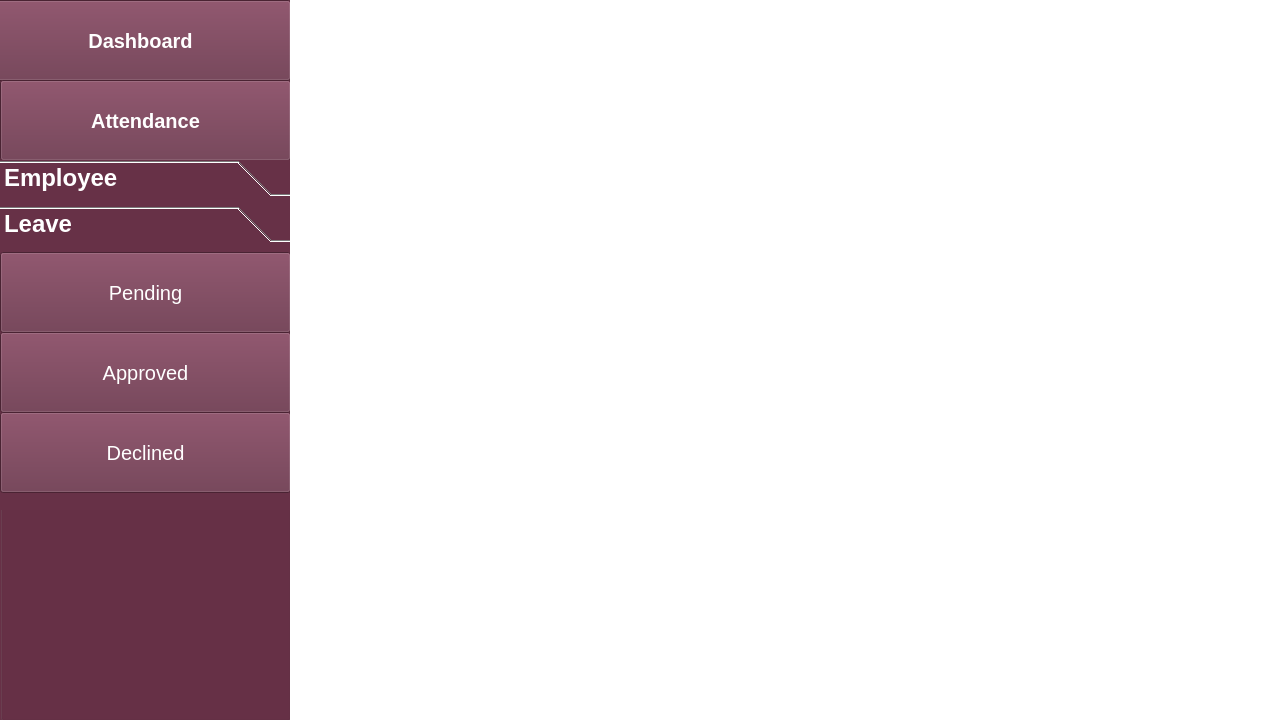
Old version of the form Home.ui in the repository Hammad-Ali-Asif/AEMS.
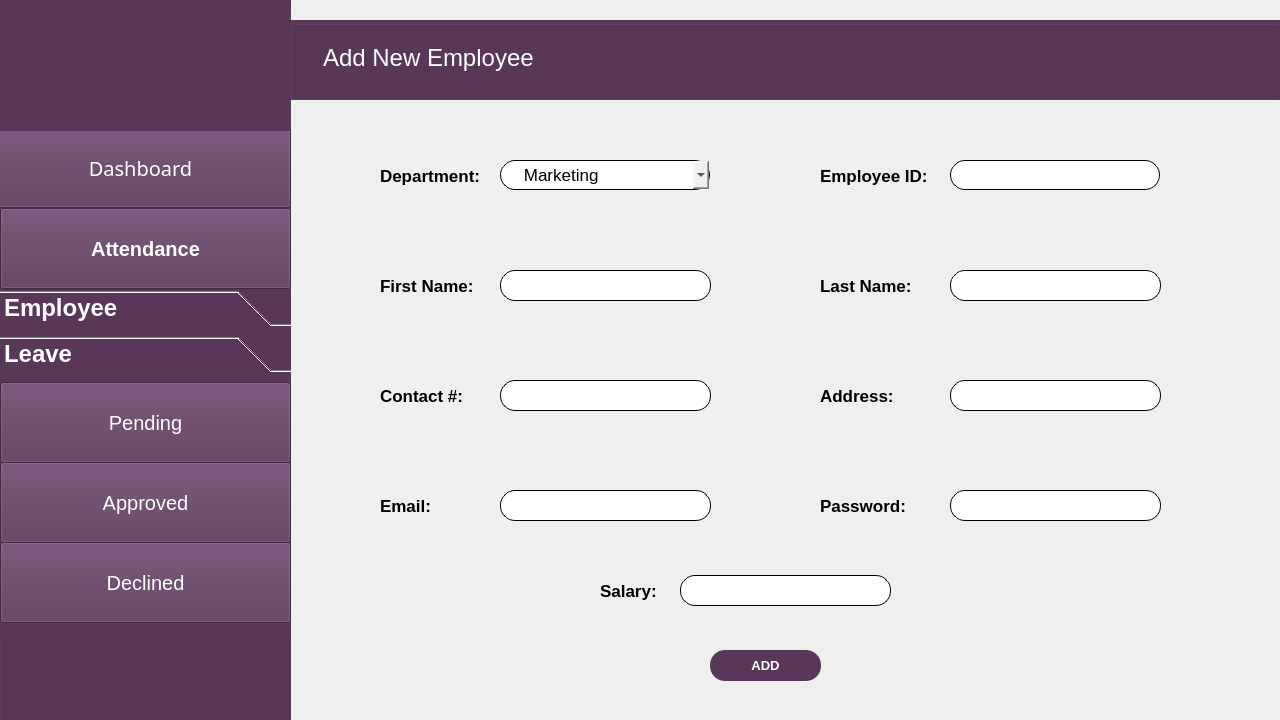
New version of the form. Icons and pictures are not drawn.

```diff
--- a/Home.ui
+++ b/Home.ui
@@ -36,7 +36,7 @@
      </rect>
     </property>
     <property name="styleSheet">
-     <string notr="true">background-color: rgb(103, 49, 71);</string>
+     <string notr="true">background-color: rgb(88, 55, 89);</string>
     </property>
     <property name="title">
      <string>GroupBox</string>
@@ -45,16 +45,18 @@
      <property name="geometry">
       <rect>
        <x>-10</x>
-       <y>10</y>
+       <y>137</y>
        <width>301</width>
        <height>81</height>
       </rect>
      </property>
      <property name="font">
       <font>
+       <family>Book Antiqua</family>
        <pointsize>15</pointsize>
-       <weight>75</weight>
-       <bold>true</bold>
+       <weight>50</weight>
+       <italic>false</italic>
+       <bold>false</bold>
       </font>
      </property>
      <property name="cursor">
@@ -81,7 +83,7 @@
      <property name="geometry">
       <rect>
        <x>0</x>
-       <y>90</y>
+       <y>218</y>
        <width>291</width>
        <height>81</height>
       </rect>
@@ -129,7 +131,7 @@
      <property name="geometry">
       <rect>
        <x>0</x>
-       <y>170</y>
+       <y>300</y>
        <width>291</width>
        <height>350</height>
       </rect>
@@ -397,28 +399,505 @@
       </widget>
      </widget>
     </widget>
+    <widget class="QLabel" name="Logo">
+     <property name="geometry">
+      <rect>
+       <x>0</x>
+       <y>10</y>
+       <width>290</width>
+       <height>131</height>
+      </rect>
+     </property>
+     <property name="text">
+      <string/>
+     </property>
+     <property name="pixmap">
+      <pixmap>Images/logo.png</pixmap>
+     </property>
+     <property name="scaledContents">
+      <bool>true</bool>
+     </property>
+    </widget>
    </widget>
    <widget class="QStackedWidget" name="stackedWidget">
     <property name="enabled">
-     <bool>false</bool>
+     <bool>true</bool>
     </property>
     <property name="geometry">
      <rect>
       <x>290</x>
       <y>0</y>
-      <width>991</width>
-      <height>721</height>
+      <width>990</width>
+      <height>720</height>
      </rect>
     </property>
+    <property name="minimumSize">
+     <size>
+      <width>990</width>
+      <height>720</height>
+     </size>
+    </property>
     <property name="currentIndex">
-     <number>0</number>
+     <number>2</number>
     </property>
     <widget class="QWidget" name="dashboard_page">
      <property name="styleSheet">
       <string notr="true">background-color: rgb(255, 255, 255);</string>
      </property>
     </widget>
-    <widget class="QWidget" name="page_2"/>
+    <widget class="QWidget" name="Employeelist_page">
+     <widget class="QGroupBox" name="title_bar_3">
+      <property name="geometry">
+       <rect>
+        <x>0</x>
+        <y>40</y>
+        <width>991</width>
+        <height>80</height>
+       </rect>
+      </property>
+      <property name="styleSheet">
+       <string notr="true">background-color: rgb(88, 55, 89);</string>
+      </property>
+      <property name="title">
+       <string/>
+      </property>
+      <widget class="QLabel" name="new_employee_text_2">
+       <property name="geometry">
+        <rect>
+         <x>33</x>
+         <y>22</y>
+         <width>261</width>
+         <height>31</height>
+        </rect>
+       </property>
+       <property name="font">
+        <font>
+         <pointsize>18</pointsize>
+        </font>
+       </property>
+       <property name="styleSheet">
+        <string notr="true">color: rgb(255, 255, 255);</string>
+       </property>
+       <property name="text">
+        <string>List of Employess</string>
+       </property>
+      </widget>
+     </widget>
+    </widget>
+    <widget class="QWidget" name="AddEmployee_Page">
+     <widget class="QGroupBox" name="title_bar_2">
+      <property name="geometry">
+       <rect>
+        <x>0</x>
+        <y>20</y>
+        <width>991</width>
+        <height>80</height>
+       </rect>
+      </property>
+      <property name="styleSheet">
+       <string notr="true">background-color: rgb(88, 55, 89);</string>
+      </property>
+      <property name="title">
+       <string/>
+      </property>
+      <widget class="QLabel" name="new_employee_text">
+       <property name="geometry">
+        <rect>
+         <x>33</x>
+         <y>22</y>
+         <width>261</width>
+         <height>31</height>
+        </rect>
+       </property>
+       <property name="font">
+        <font>
+         <pointsize>18</pointsize>
+        </font>
+       </property>
+       <property name="styleSheet">
+        <string notr="true">color: rgb(255, 255, 255);</string>
+       </property>
+       <property name="text">
+        <string>Add New Employee</string>
+       </property>
+      </widget>
+     </widget>
+     <widget class="QComboBox" name="Department">
+      <property name="geometry">
+       <rect>
+        <x>210</x>
+        <y>160</y>
+        <width>210</width>
+        <height>30</height>
+       </rect>
+      </property>
+      <property name="font">
+       <font>
+        <pointsize>13</pointsize>
+       </font>
+      </property>
+      <property name="styleSheet">
+       <string notr="true">border:1px solid;
+border-radius:15px;</string>
+      </property>
+      <item>
+       <property name="text">
+        <string>    Marketing</string>
+       </property>
+      </item>
+      <item>
+       <property name="text">
+        <string>    Accounts</string>
+       </property>
+      </item>
+      <item>
+       <property name="text">
+        <string>    Sales</string>
+       </property>
+      </item>
+      <item>
+       <property name="text">
+        <string>    Finance</string>
+       </property>
+      </item>
+      <item>
+       <property name="text">
+        <string>    Research</string>
+       </property>
+      </item>
+     </widget>
+     <widget class="QLineEdit" name="Employee_id">
+      <property name="geometry">
+       <rect>
+        <x>660</x>
+        <y>160</y>
+        <width>210</width>
+        <height>30</height>
+       </rect>
+      </property>
+      <property name="styleSheet">
+       <string notr="true">border:1px solid;
+border-radius:15px;
+</string>
+      </property>
+     </widget>
+     <widget class="QLineEdit" name="Contact">
+      <property name="geometry">
+       <rect>
+        <x>210</x>
+        <y>380</y>
+        <width>211</width>
+        <height>31</height>
+       </rect>
+      </property>
+      <property name="styleSheet">
+       <string notr="true">border:1px solid;
+border-radius:15px;
+</string>
+      </property>
+     </widget>
+     <widget class="QLineEdit" name="Lname">
+      <property name="geometry">
+       <rect>
+        <x>660</x>
+        <y>270</y>
+        <width>211</width>
+        <height>31</height>
+       </rect>
+      </property>
+      <property name="styleSheet">
+       <string notr="true">border:1px solid;
+border-radius:15px;
+</string>
+      </property>
+     </widget>
+     <widget class="QLineEdit" name="Fname">
+      <property name="geometry">
+       <rect>
+        <x>210</x>
+        <y>270</y>
+        <width>211</width>
+        <height>31</height>
+       </rect>
+      </property>
+      <property name="styleSheet">
+       <string notr="true">border:1px solid;
+border-radius:15px;
+</string>
+      </property>
+     </widget>
+     <widget class="QLineEdit" name="Address">
+      <property name="geometry">
+       <rect>
+        <x>660</x>
+        <y>380</y>
+        <width>211</width>
+        <height>31</height>
+       </rect>
+      </property>
+      <property name="styleSheet">
+       <string notr="true">border:1px solid;
+border-radius:15px;
+</string>
+      </property>
+     </widget>
+     <widget class="QLineEdit" name="Email">
+      <property name="geometry">
+       <rect>
+        <x>210</x>
+        <y>490</y>
+        <width>211</width>
+        <height>31</height>
+       </rect>
+      </property>
+      <property name="styleSheet">
+       <string notr="true">border:1px solid;
+border-radius:15px;
+</string>
+      </property>
+     </widget>
+     <widget class="QLineEdit" name="password">
+      <property name="geometry">
+       <rect>
+        <x>660</x>
+        <y>490</y>
+        <width>211</width>
+        <height>31</height>
+       </rect>
+      </property>
+      <property name="styleSheet">
+       <string notr="true">border:1px solid;
+border-radius:15px;
+</string>
+      </property>
+      <property name="echoMode">
+       <enum>QLineEdit::Password</enum>
+      </property>
+     </widget>
+     <widget class="QLabel" name="Department_Text">
+      <property name="geometry">
+       <rect>
+        <x>90</x>
+        <y>165</y>
+        <width>111</width>
+        <height>21</height>
+       </rect>
+      </property>
+      <property name="font">
+       <font>
+        <pointsize>13</pointsize>
+        <weight>75</weight>
+        <bold>true</bold>
+       </font>
+      </property>
+      <property name="text">
+       <string>Department:</string>
+      </property>
+     </widget>
+     <widget class="QLabel" name="Employee_id_text">
+      <property name="geometry">
+       <rect>
+        <x>530</x>
+        <y>165</y>
+        <width>121</width>
+        <height>21</height>
+       </rect>
+      </property>
+      <property name="font">
+       <font>
+        <pointsize>13</pointsize>
+        <weight>75</weight>
+        <bold>true</bold>
+       </font>
+      </property>
+      <property name="text">
+       <string>Employee ID:</string>
+      </property>
+     </widget>
+     <widget class="QLabel" name="Fname_text">
+      <property name="geometry">
+       <rect>
+        <x>90</x>
+        <y>275</y>
+        <width>101</width>
+        <height>21</height>
+       </rect>
+      </property>
+      <property name="font">
+       <font>
+        <pointsize>13</pointsize>
+        <weight>75</weight>
+        <bold>true</bold>
+       </font>
+      </property>
+      <property name="text">
+       <string>First Name:</string>
+      </property>
+     </widget>
+     <widget class="QLabel" name="Lname_text">
+      <property name="geometry">
+       <rect>
+        <x>530</x>
+        <y>275</y>
+        <width>101</width>
+        <height>21</height>
+       </rect>
+      </property>
+      <property name="font">
+       <font>
+        <pointsize>13</pointsize>
+        <weight>75</weight>
+        <bold>true</bold>
+       </font>
+      </property>
+      <property name="text">
+       <string>Last Name:</string>
+      </property>
+     </widget>
+     <widget class="QLabel" name="Contact_text">
+      <property name="geometry">
+       <rect>
+        <x>90</x>
+        <y>385</y>
+        <width>101</width>
+        <height>21</height>
+       </rect>
+      </property>
+      <property name="font">
+       <font>
+        <pointsize>13</pointsize>
+        <weight>75</weight>
+        <bold>true</bold>
+       </font>
+      </property>
+      <property name="text">
+       <string>Contact #:</string>
+      </property>
+     </widget>
+     <widget class="QLabel" name="Address_text">
+      <property name="geometry">
+       <rect>
+        <x>530</x>
+        <y>385</y>
+        <width>101</width>
+        <height>21</height>
+       </rect>
+      </property>
+      <property name="font">
+       <font>
+        <pointsize>13</pointsize>
+        <weight>75</weight>
+        <bold>true</bold>
+       </font>
+      </property>
+      <property name="text">
+       <string>Address:</string>
+      </property>
+     </widget>
+     <widget class="QLabel" name="Email_text">
+      <property name="geometry">
+       <rect>
+        <x>90</x>
+        <y>495</y>
+        <width>101</width>
+        <height>21</height>
+       </rect>
+      </property>
+      <property name="font">
+       <font>
+        <pointsize>13</pointsize>
+        <weight>75</weight>
+        <bold>true</bold>
+       </font>
+      </property>
+      <property name="text">
+       <string>Email:</string>
+      </property>
+     </widget>
+     <widget class="QLabel" name="Password_text">
+      <property name="geometry">
+       <rect>
+        <x>530</x>
+        <y>495</y>
+        <width>101</width>
+        <height>21</height>
+       </rect>
+      </property>
+      <property name="font">
+       <font>
+        <pointsize>13</pointsize>
+        <weight>75</weight>
+        <bold>true</bold>
+       </font>
+      </property>
+      <property name="text">
+       <string>Password:</string>
+      </property>
+     </widget>
+     <widget class="QPushButton" name="add_button">
+      <property name="geometry">
+       <rect>
+        <x>420</x>
+        <y>650</y>
+        <width>111</width>
+        <height>31</height>
+       </rect>
+      </property>
+      <property name="font">
+       <font>
+        <pointsize>10</pointsize>
+        <weight>75</weight>
+        <bold>true</bold>
+       </font>
+      </property>
+      <property name="cursor">
+       <cursorShape>PointingHandCursor</cursorShape>
+      </property>
+      <property name="styleSheet">
+       <string notr="true">border-radius:15px;
+background-color: rgb(88, 55, 89);
+color: rgb(255, 255, 255);</string>
+      </property>
+      <property name="text">
+       <string>ADD</string>
+      </property>
+     </widget>
+     <widget class="QLabel" name="Salary_text">
+      <property name="geometry">
+       <rect>
+        <x>310</x>
+        <y>580</y>
+        <width>101</width>
+        <height>21</height>
+       </rect>
+      </property>
+      <property name="font">
+       <font>
+        <pointsize>13</pointsize>
+        <weight>75</weight>
+        <bold>true</bold>
+       </font>
+      </property>
+      <property name="text">
+       <string>Salary:</string>
+      </property>
+     </widget>
+     <widget class="QLineEdit" name="Salary">
+      <property name="geometry">
+       <rect>
+        <x>390</x>
+        <y>575</y>
+        <width>211</width>
+        <height>31</height>
+       </rect>
+      </property>
+      <property name="styleSheet">
+       <string notr="true">border:1px solid;
+border-radius:15px;
+</string>
+      </property>
+     </widget>
+    </widget>
    </widget>
   </widget>
  </widget>
```
Left out of the diff: 402 changed lines with no effect on the pictures.
